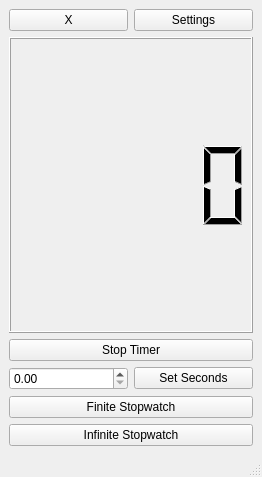
Before: the Qt Designer form Stopwatch/mainwindow.ui in baraa-almasri/Qt, drawn with Qt 5.
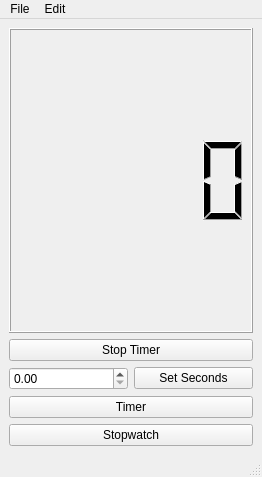
After: the same form once the commit is applied.

Patch:
```diff
--- a/Stopwatch/mainwindow.ui
+++ b/Stopwatch/mainwindow.ui
@@ -17,24 +17,6 @@
    <layout class="QGridLayout" name="gridLayout">
     <item row="2" column="0">
      <layout class="QVBoxLayout" name="verticalLayout">
-      <item>
-       <layout class="QHBoxLayout" name="horizontalLayout_2">
-        <item>
-         <widget class="QPushButton" name="kill">
-          <property name="text">
-           <string>X</string>
-          </property>
-         </widget>
-        </item>
-        <item>
-         <widget class="QPushButton" name="settingsButton">
-          <property name="text">
-           <string>Settings</string>
-          </property>
-         </widget>
-        </item>
-       </layout>
-      </item>
       <item>
        <widget class="QLCDNumber" name="secsDisplay"/>
       </item>
@@ -74,7 +56,7 @@
        <cursorShape>PointingHandCursor</cursorShape>
       </property>
       <property name="text">
-       <string>Infinite Stopwatch</string>
+       <string>Stopwatch</string>
       </property>
      </widget>
     </item>
@@ -84,13 +66,47 @@
        <cursorShape>PointingHandCursor</cursorShape>
       </property>
       <property name="text">
-       <string>Finite Stopwatch</string>
+       <string>Timer</string>
       </property>
      </widget>
     </item>
    </layout>
   </widget>
   <widget class="QStatusBar" name="statusbar"/>
+  <widget class="QMenuBar" name="menuBar">
+   <property name="geometry">
+    <rect>
+     <x>0</x>
+     <y>0</y>
+     <width>262</width>
+     <height>20</height>
+    </rect>
+   </property>
+   <widget class="QMenu" name="menuFile">
+    <property name="title">
+     <string>File</string>
+    </property>
+    <addaction name="actionExit"/>
+   </widget>
+   <widget class="QMenu" name="menuEdit">
+    <property name="title">
+     <string>Edit</string>
+    </property>
+    <addaction name="actionSettings"/>
+   </widget>
+   <addaction name="menuFile"/>
+   <addaction name="menuEdit"/>
+  </widget>
+  <action name="actionExit">
+   <property name="text">
+    <string>Exit</string>
+   </property>
+  </action>
+  <action name="actionSettings">
+   <property name="text">
+    <string>Settings</string>
+   </property>
+  </action>
  </widget>
  <resources/>
  <connections/>
```
